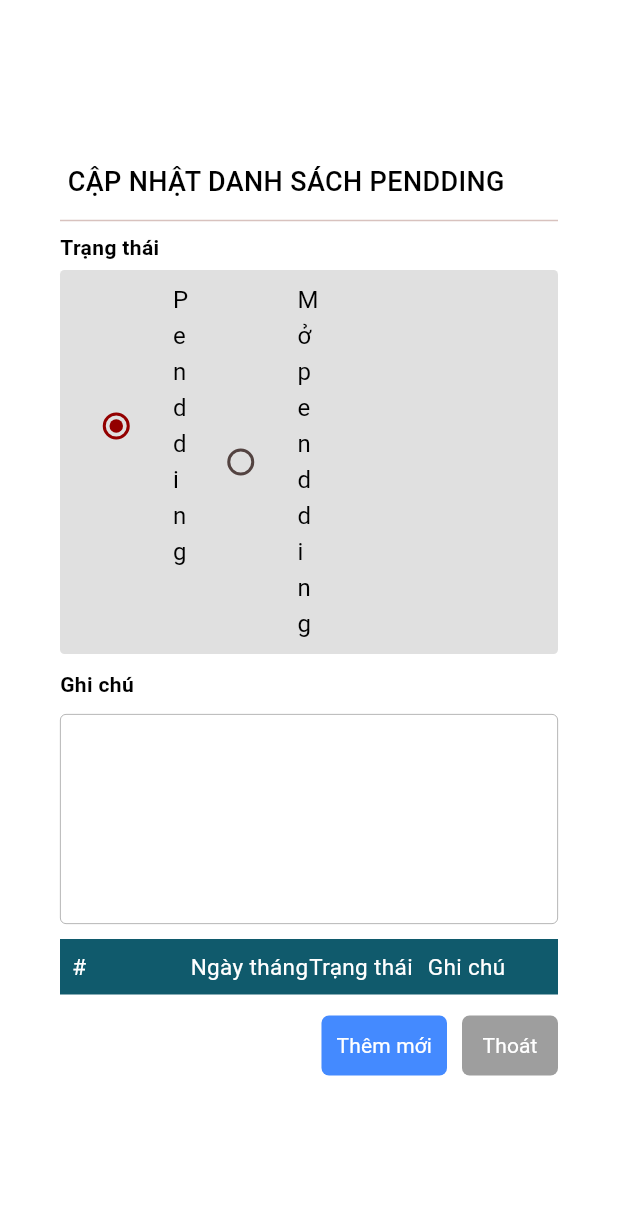
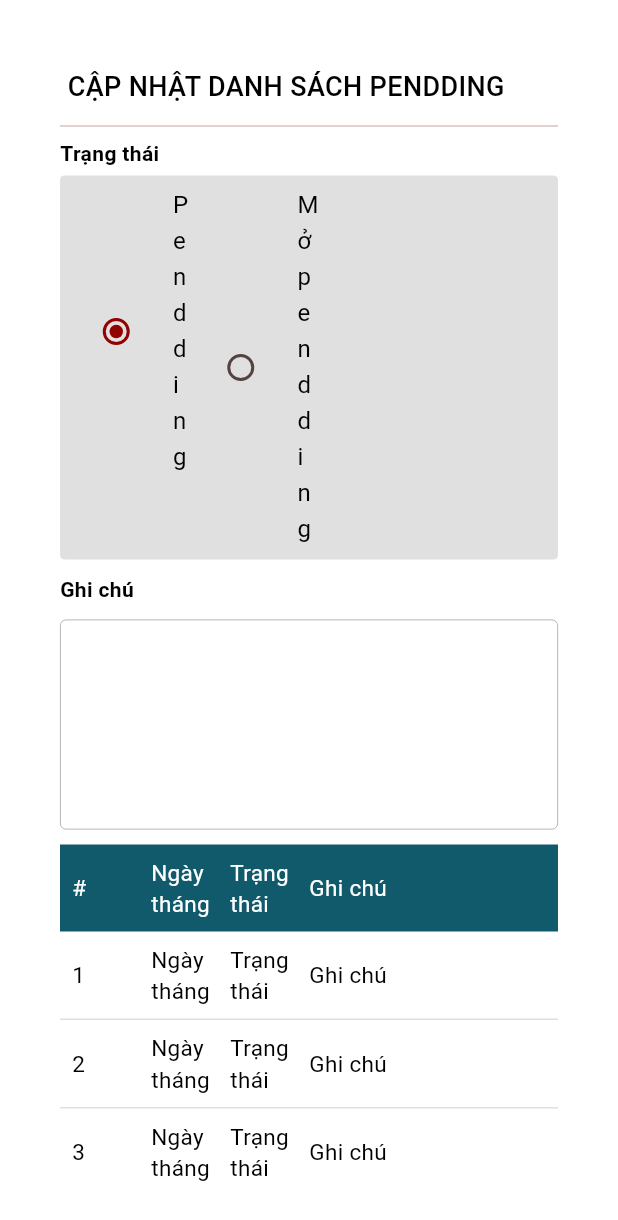
Before and after one commit to nguyentanngocit91/aaaa, a Flutter app: the AddPenddingScreen widget shown alone on an empty page, opened directly, on a phone screen of 412 x 824 dp. Shown: the top 1220 px of the screen. Run offline on Flutter 3.47's test engine with Material 2 defaults, Android fonts, the phone set to English and light mode, and no system bars; our stand-ins replace data_table_2, dio, file_picker, flex_color_scheme, flutter_riverpod, flutter_svg and 7 more; missing offline and left inert: material_dialogs, regexpattern, responsive_ui; accounts and stored records are empty; network calls fail.

Commit message:
update tu 28_07

```diff
--- a/lib/_shared/thietlap_url.dart
+++ b/lib/_shared/thietlap_url.dart
@@ -31,8 +31,9 @@ class ApiUrl{
   static const String danhSachHDTheoSoHD = '$baseUrl/hop-dong';
 
 
-  // blacklist
+  //Blacklist
 
   static const String danhsachBlackList = '$baseUrl/black-list';
 
+
 }
--- a/lib/modules/main/ketoan/blacklist/screens/danh_sach_blacklist_layout.dart
+++ b/lib/modules/main/ketoan/blacklist/screens/danh_sach_blacklist_layout.dart
@@ -89,7 +89,9 @@ class DanhSachBlacklistLayout extends ConsumerWidget {
                         Container(
                           margin: EdgeInsets.only(top: 20),
                           child: TextButton(
-                              onPressed: () {},
+                              onPressed: () {
+                                ref.read(DanhSachBlacklistProvider.notifier).addBlacklist();
+                              },
                               child: Text(
                                 "Lưu thông tin",
                                 style: TextStyle(color: Colors.white),
--- a/lib/modules/main/ketoan/blacklist/widgets/list_blacklist.dart
+++ b/lib/modules/main/ketoan/blacklist/widgets/list_blacklist.dart
@@ -11,6 +11,8 @@ class ListBlacklist extends ConsumerWidget {
   @override
   Widget build(BuildContext context, WidgetRef ref) {
     final listBlacklist = ref.watch(futureListBlackListProvider);
+
+
 
     return Container(
       child: Column(
--- a/lib/modules/main/ketoan/phieuthu/screen/add_pendding_screen.dart
+++ b/lib/modules/main/ketoan/phieuthu/screen/add_pendding_screen.dart
@@ -42,10 +42,10 @@ class _AddPenddingScreenState extends State<AddPenddingScreen> {
                 style: TextStyle(fontWeight: FontWeight.bold),
               ),
               Container(
-               margin:EdgeInsets.only(top:5,bottom:10),
-               decoration:BoxDecoration(
-                 color:Colors.black12,
-                 borderRadius:BorderRadius.circular(3)
+                margin: EdgeInsets.only(top: 5, bottom: 10),
+                decoration: BoxDecoration(
+                    color: Colors.black12,
+                    borderRadius: BorderRadius.circular(3)
 
                 ),
                 child: Row(
@@ -54,7 +54,7 @@ class _AddPenddingScreenState extends State<AddPenddingScreen> {
                   children: [
 
                     Expanded(
-                     flex:3,
+                      flex: 3,
                       child: ListTile(
                         title: const Text('Pendding'),
                         leading: Radio<SingingCharacter>(
@@ -69,7 +69,7 @@ class _AddPenddingScreenState extends State<AddPenddingScreen> {
                       ),
                     ),
                     Expanded(
-                     flex:3,
+                      flex: 3,
                       child: ListTile(
                         title: const Text('Mở pendding'),
                         leading: Radio<SingingCharacter>(
@@ -84,38 +84,76 @@ class _AddPenddingScreenState extends State<AddPenddingScreen> {
                       ),
                     ),
                     Expanded(
-                     flex:6,
-                     child:Container(),
+                      flex: 6,
+                      child: Container(),
                     )
                   ],
                 ),
               ),
 
-              Text("Ghi chú",style:TextStyle(fontWeight:FontWeight.bold),),
-              SizedBox(height:10,),
-              TextField(minLines:5,maxLines:null,),
-              SizedBox(height:10,),
+              Text("Ghi chú", style: TextStyle(fontWeight: FontWeight.bold),),
+              SizedBox(height: 10,),
+              TextField(minLines: 5, maxLines: null,),
+              SizedBox(height: 10,),
               Container(
-               padding:EdgeInsets.all(8),
-               decoration:BoxDecoration(
-                 color:Color(0xFF105A6C),
+                padding: EdgeInsets.all(8),
+                decoration: BoxDecoration(
+                  color: Color(0xFF105A6C),
 
                 ),
                 child: Row(
                   children: [
                     Expanded(
-                     flex:1,
-                     child:TitleHeader(stringTitle:"#",),),
+                      flex: 1,
+                      child: TitleHeader(stringTitle: "#",),),
                     Expanded(
-                     flex:1,
-                     child:TitleHeader(stringTitle:"Ngày tháng",),),
+                      flex: 1,
+                      child: TitleHeader(stringTitle: "Ngày tháng",),),
                     Expanded(
-                     flex:1,
-                     child:TitleHeader(stringTitle:"Trạng thái",),),
+                      flex: 1,
+                      child: TitleHeader(stringTitle: "Trạng thái",),),
                     Expanded(
-                     flex:1,
-                     child:TitleHeader(stringTitle:"Ghi chú",),),
+                      flex: 3,
+                      child: TitleHeader(stringTitle: "Ghi chú",),),
                   ],
+                ),
+              ),
+
+              Container(
+                height:250,
+
+                child:ListView.builder(
+                    padding: const EdgeInsets.all(0),
+                    itemCount:10,
+                    itemBuilder: (BuildContext context, int index) {
+                      return  Container(
+                        decoration:BoxDecoration(
+                            border:Border(bottom:BorderSide(width:1,color:Colors.black12))
+                        ),
+                        padding: EdgeInsets.all(8),
+
+                        child: Row(
+                          children: [
+                            Expanded(
+                              flex: 1,
+                              child: TitleHeader(
+                                stringTitle: (index+1).toString(), colorTitle: Colors.black,),),
+                            Expanded(
+                              flex: 1,
+                              child: TitleHeader(
+                                stringTitle: "Ngày tháng", colorTitle: Colors.black,),),
+                            Expanded(
+                              flex: 1,
+                              child: TitleHeader(
+                                stringTitle: "Trạng thái", colorTitle: Colors.black,),),
+                            Expanded(
+                              flex: 3,
+                              child: TitleHeader(
+                                stringTitle: "Ghi chú", colorTitle: Colors.black,),),
+                          ],
+                        ),
+                      );
+                    }
                 ),
               )
 
```
Also changed, not shown: lib/modules/main/ketoan/blacklist/models/danh_sach_blacklist_model.dart (+36 -15 lines), lib/modules/main/ketoan/blacklist/providers/danh_sach_blacklist_provider.dart (+19 -6 lines), lib/modules/main/ketoan/blacklist/repositories/blacklist_repository.dart (+32 -10 lines), lib/modules/main/ketoan/phieuthu/phieuthu_layout.dart (+6 -3 lines). Lines whose indentation alone changed are shown as unchanged.
